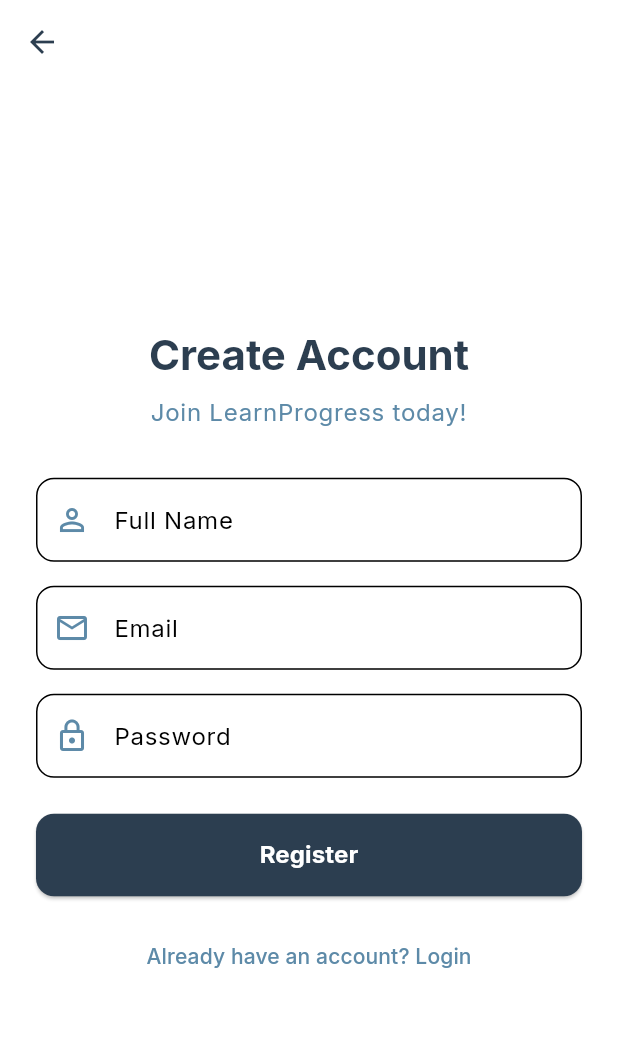
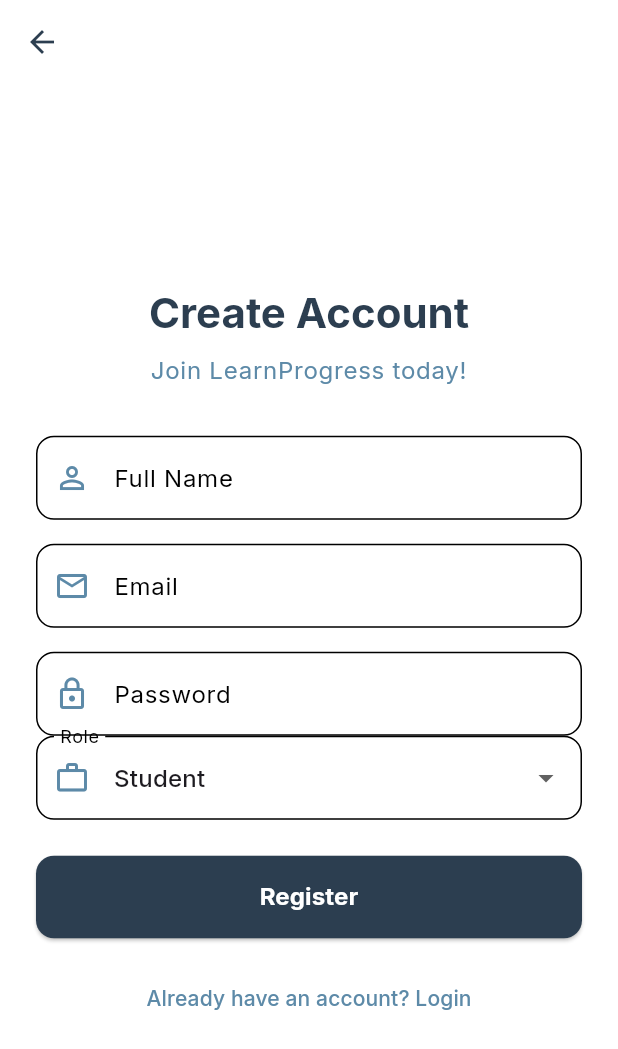
Before and after one commit to Sundus-Ali/learnprogres, a Flutter app: the RegisterScreen screen opened directly, on a phone screen of 412 x 824 dp. Shown: the top 1049 px of the screen. Run offline on Flutter 3.47's test engine with Material 3 defaults, Android fonts, the phone set to English and light mode, and no system bars; our stand-ins replace google_fonts, shared_preferences; accounts and stored records are empty.

Commit message:
Added Role selection to Registration (Student/Teacher/Admin)

```diff
--- a/lib/viewmodels/auth_viewmodel.dart
+++ b/lib/viewmodels/auth_viewmodel.dart
@@ -62,7 +62,7 @@ class AuthViewModel extends ChangeNotifier {
   }
 
   // Habka diiwaangelinta (Registration function)
-  Future<bool> register(String name, String email, String password) async {
+  Future<bool> register(String name, String email, String password, {String role = 'student'}) async {
     _isLoading = true;
     notifyListeners();
 
@@ -74,6 +74,7 @@ class AuthViewModel extends ChangeNotifier {
           'name': name,
           'email': email,
           'password': password,
+          'role': role,
         }),
       );
 
--- a/lib/views/auth/register_screen.dart
+++ b/lib/views/auth/register_screen.dart
@@ -15,6 +15,7 @@ class _RegisterScreenState extends State<RegisterScreen> {
   final TextEditingController _nameController = TextEditingController();
   final TextEditingController _emailController = TextEditingController();
   final TextEditingController _passwordController = TextEditingController();
+  String _selectedRole = 'student'; // Default role
   final _formKey = GlobalKey<FormState>();
 
   @override
@@ -126,6 +127,25 @@ class _RegisterScreenState extends State<RegisterScreen> {
                     return null;
                   },
                 ),
+                // Role Dropdown
+                DropdownButtonFormField<String>(
+                  value: _selectedRole,
+                  decoration: InputDecoration(
+                    labelText: 'Role',
+                    prefixIcon: const Icon(Icons.work_outline, color: AppTheme.dustyDenim),
+                    border: OutlineInputBorder(borderRadius: BorderRadius.circular(12)),
+                  ),
+                  items: const [
+                    DropdownMenuItem(value: 'student', child: Text('Student')),
+                    DropdownMenuItem(value: 'teacher', child: Text('Teacher')),
+                    DropdownMenuItem(value: 'admin', child: Text('Admin')),
+                  ],
+                  onChanged: (value) {
+                    setState(() {
+                      _selectedRole = value!;
+                    });
+                  },
+                ),
                 const SizedBox(height: 24),
 
                 // Register Button
@@ -138,6 +158,7 @@ class _RegisterScreenState extends State<RegisterScreen> {
                               _nameController.text,
                               _emailController.text,
                               _passwordController.text,
+                              role: _selectedRole,
                             );
                             if (success && context.mounted) {
                                 // Navigate to Dashboard later, for now back to login
```
